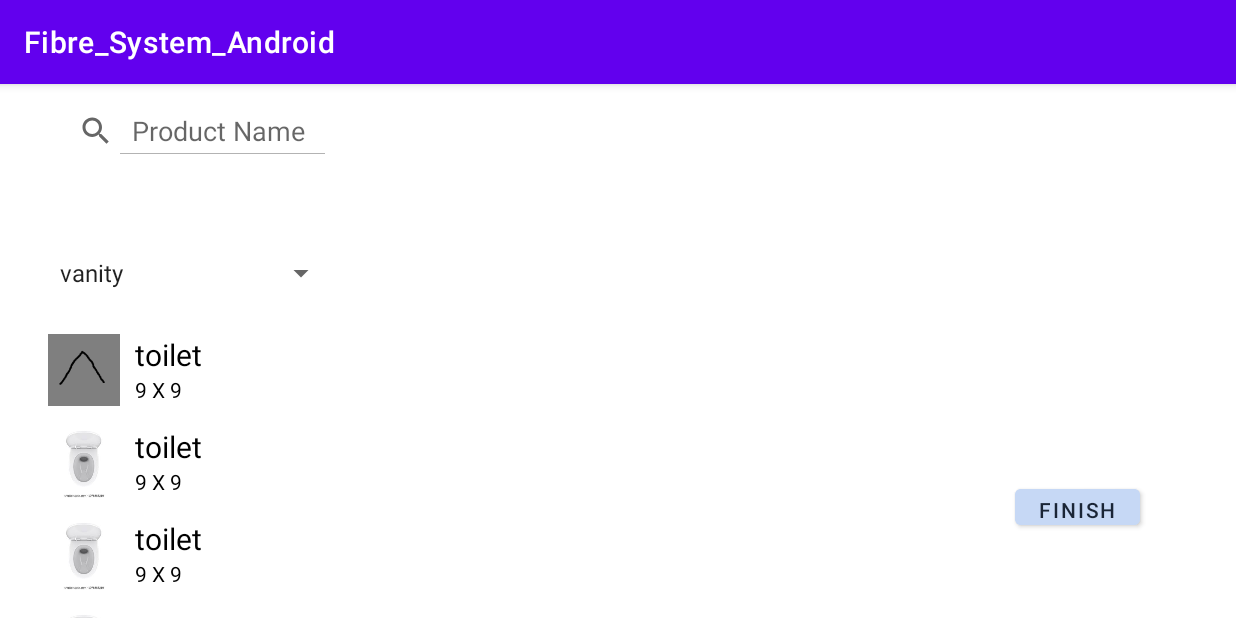
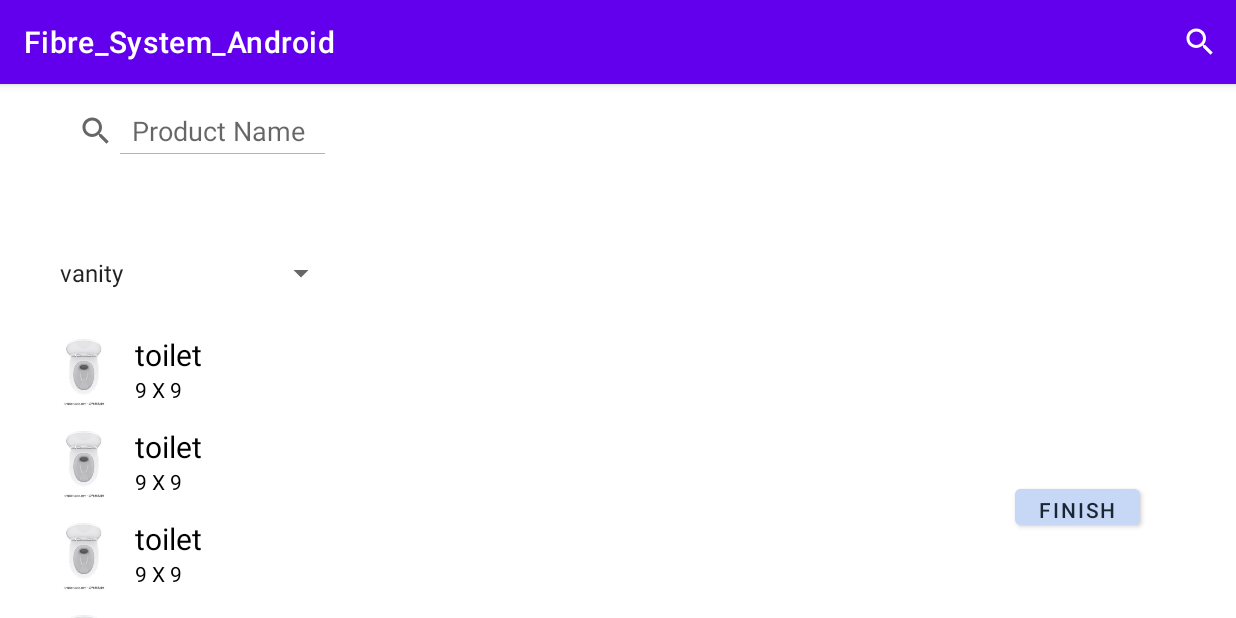
Before and after one commit to dobetterthany/Fibre_System_Android, an Android app: the Planner_Area_Page screen opened directly, with no data from a screen before it, on a phone screen of 824 x 412 dp (held sideways). Run offline under Robolectric (Android 15) with nearby library versions, the phone set to English and light mode, and no system bars.

Commit message:
Recyclerview Filter

```diff
--- a/app/src/main/java/com/example/fibre_system_android/Planner_Area_Page.java
+++ b/app/src/main/java/com/example/fibre_system_android/Planner_Area_Page.java
@@ -6,6 +6,8 @@ import androidx.recyclerview.widget.RecyclerView;
 
 
 import android.os.Bundle;
+import android.view.Menu;
+import android.view.MenuItem;
 import android.view.View;
 import android.view.ViewGroup;
 import android.widget.AdapterView;
@@ -35,7 +37,8 @@ public class Planner_Area_Page extends AppCompatActivity implements AdapterView.
     //Planner area layout variables
     RelativeLayout plannerArea;
     BathroomPlannerLayout bathroomPlannerLayout;
-
+    RecyclerViewAdapter recyclerViewAdapter;
+    ArrayList<RecyclerViewItems> itemsArrayList = new ArrayList<RecyclerViewItems>();
     @Override
     protected void onCreate(Bundle savedInstanceState) {
         super.onCreate(savedInstanceState);
@@ -93,15 +96,15 @@ public class Planner_Area_Page extends AppCompatActivity implements AdapterView.
     private void setRecyclerView() {
         RecyclerView recyclerView = findViewById(R.id.recyclerView);
 
-        List<RecyclerViewItems> items = new ArrayList<RecyclerViewItems>();
-        items.add(new RecyclerViewItems("toilet", 9, 9, R.drawable.square));
-        items.add(new RecyclerViewItems("toilet", 9, 9, R.drawable.toilet));
-        items.add(new RecyclerViewItems("toilet", 9, 9, R.drawable.toilet));
-        items.add(new RecyclerViewItems("toilet", 9, 9, R.drawable.toilet));
-        items.add(new RecyclerViewItems("toilet", 9, 9, R.drawable.toilet));
+
+        itemsArrayList.add(new RecyclerViewItems("toilet", 9, 9, R.drawable.toilet));
+        itemsArrayList.add(new RecyclerViewItems("toilet", 9, 9, R.drawable.toilet));
+        itemsArrayList.add(new RecyclerViewItems("toilet", 9, 9, R.drawable.toilet));
+        itemsArrayList.add(new RecyclerViewItems("toilet", 9, 9, R.drawable.toilet));
+        itemsArrayList.add(new RecyclerViewItems("toilet", 9, 9, R.drawable.toilet));
 
         recyclerView.setLayoutManager(new LinearLayoutManager(this));
-        recyclerView.setAdapter(new RecyclerViewAdapter(getApplicationContext(), items, this));
+        recyclerView.setAdapter(new RecyclerViewAdapter(getApplicationContext(), itemsArrayList, this));
     }
 
     private void setSpinner() {
@@ -143,7 +146,33 @@ public class Planner_Area_Page extends AppCompatActivity implements AdapterView.
             }
         });
     }
+    //set searchview on the menubar
+    @Override
+    public boolean onCreateOptionsMenu(Menu menu){
+        getMenuInflater().inflate(R.menu.menu_item,menu);
+        MenuItem menuItem = menu.findItem(R.id.app_bar_search);
+        SearchView searchView = (SearchView) menuItem.getActionView();
+        searchView.setMaxWidth(Integer.MAX_VALUE);
+        searchView.setQueryHint("Search Here!");
 
+
+        RecyclerViewAdapter recyclerViewAdapter = new RecyclerViewAdapter(getApplicationContext(), itemsArrayList, this);
+        searchView.setOnQueryTextListener(new SearchView.OnQueryTextListener() {
+            @Override
+            public boolean onQueryTextSubmit(String userText) {
+
+                return false;
+            }
+
+            @Override
+            public boolean onQueryTextChange(String userText) {
+                recyclerViewAdapter.getFilter().filter(userText);
+                return false;
+            }
+        });
+
+        return super.onCreateOptionsMenu(menu);
+    }
     @Override
     public void onItemSelected(ImageView imageView) {
         Toast.makeText(this, "click", Toast.LENGTH_SHORT).show();
--- a/app/src/main/java/com/example/fibre_system_android/RecyclerViewAdapter.java
+++ b/app/src/main/java/com/example/fibre_system_android/RecyclerViewAdapter.java
@@ -7,23 +7,27 @@ import android.view.MotionEvent;
 import android.view.View;
 import android.view.ViewGroup;
 import android.widget.RelativeLayout;
-
+import android.widget.Filter;
+import android.widget.Filterable;
 import androidx.annotation.NonNull;
 import androidx.recyclerview.widget.RecyclerView;
+import java.util.ArrayList;
+import java.util.List;
+import java.util.Locale;
 
-import java.util.List;
-
-public class RecyclerViewAdapter extends RecyclerView.Adapter<RecyclerViewHolder> {
+public class RecyclerViewAdapter extends RecyclerView.Adapter<RecyclerViewHolder> implements Filterable{
 
     Context context;
-    List<RecyclerViewItems> items;
+    ArrayList<RecyclerViewItems> itemsArrayList;
+    ArrayList<RecyclerViewItems> itemsArrayListFull;
     private SelectItemListener listener;
 
     RelativeLayout plannerLayout;
 
-    public RecyclerViewAdapter(Context context, List<RecyclerViewItems> items, SelectItemListener listener) {
+    public RecyclerViewAdapter(Context context, ArrayList<RecyclerViewItems> itemsArrayList, SelectItemListener listener) {        this.context = context;
         this.context = context;
-        this.items = items;
+        this.itemsArrayListFull = itemsArrayList;
+        this.itemsArrayList = new ArrayList<>(itemsArrayListFull);
         this.listener = listener;
     }
 
@@ -35,10 +39,10 @@ public class RecyclerViewAdapter extends RecyclerView.Adapter<RecyclerViewHolder
 
     @Override
     public void onBindViewHolder(@NonNull RecyclerViewHolder holder, int position) {
-        holder.nameView.setText(items.get(position).getName());
-        holder.sizeView.setText(items.get(position).getSizeString());
-        holder.imageView.setImageResource(items.get(position).getImage());
-        holder.imageView.setTag(items.get(position).getImage());
+        holder.nameView.setText(itemsArrayListFull.get(position).getName());
+        holder.sizeView.setText(itemsArrayListFull.get(position).getSizeString());
+        holder.imageView.setImageResource(itemsArrayListFull.get(position).getImage());
+        holder.imageView.setTag(itemsArrayListFull.get(position).getImage());
 
         holder.imageView.setOnTouchListener(new View.OnTouchListener() {
             @Override
@@ -51,6 +55,41 @@ public class RecyclerViewAdapter extends RecyclerView.Adapter<RecyclerViewHolder
 
     @Override
     public int getItemCount() {
-        return items.size();
+        return itemsArrayListFull.size();
     }
+
+    @Override
+    public Filter getFilter() {
+        return itemsFilter;
+    }
+
+    private final Filter itemsFilter = new Filter(){
+        @Override
+        protected FilterResults performFiltering(CharSequence charSequence) {
+            ArrayList<RecyclerViewItems> filteredItemsList = new ArrayList<>();
+
+            if (charSequence == null || charSequence.length() == 0){
+                filteredItemsList.addAll(itemsArrayListFull);
+            } else {
+                String filterPattern = charSequence.toString().toLowerCase().trim();
+
+                for(RecyclerViewItems recyclerViewItems : itemsArrayListFull){
+                    if(recyclerViewItems.name.toLowerCase().contains(filterPattern)){
+                        filteredItemsList.add(recyclerViewItems);
+                    }
+                }
+            }
+            FilterResults results = new FilterResults();
+            results.values = filteredItemsList;
+            results.count = filteredItemsList.size();
+            return results;
+        }
+
+        @Override
+        protected void publishResults(CharSequence charSequence, FilterResults results) {
+            itemsArrayList.clear();
+            itemsArrayList.addAll((ArrayList)results.values);
+            notifyDataSetChanged();
+        }
+    };
 }
--- /dev/null
+++ b/app/src/main/res/drawable/ic_baseline_search_24.xml
@@ -0,0 +1,5 @@
+<vector android:height="24dp" android:tint="#000000"
+    android:viewportHeight="24" android:viewportWidth="24"
+    android:width="24dp" xmlns:android="http://schemas.android.com/apk/res/android">
+    <path android:fillColor="@android:color/white" android:pathData="M15.5,14h-0.79l-0.28,-0.27C15.41,12.59 16,11.11 16,9.5 16,5.91 13.09,3 9.5,3S3,5.91 3,9.5 5.91,16 9.5,16c1.61,0 3.09,-0.59 4.23,-1.57l0.27,0.28v0.79l5,4.99L20.49,19l-4.99,-5zM9.5,14C7.01,14 5,11.99 5,9.5S7.01,5 9.5,5 14,7.01 14,9.5 11.99,14 9.5,14z"/>
+</vector>
--- /dev/null
+++ b/app/src/main/res/menu/menu_item.xml
@@ -0,0 +1,12 @@
+<?xml version="1.0" encoding="utf-8"?>
+<menu xmlns:app="http://schemas.android.com/apk/res-auto"
+    xmlns:android="http://schemas.android.com/apk/res/android">
+
+
+    <item
+        android:id="@+id/app_bar_search"
+        android:title="Search"
+        app:actionViewClass="android.widget.SearchView"
+        app:showAsAction="always"
+        android:icon="@drawable/ic_baseline_search_24"/>
+</menu>
```
